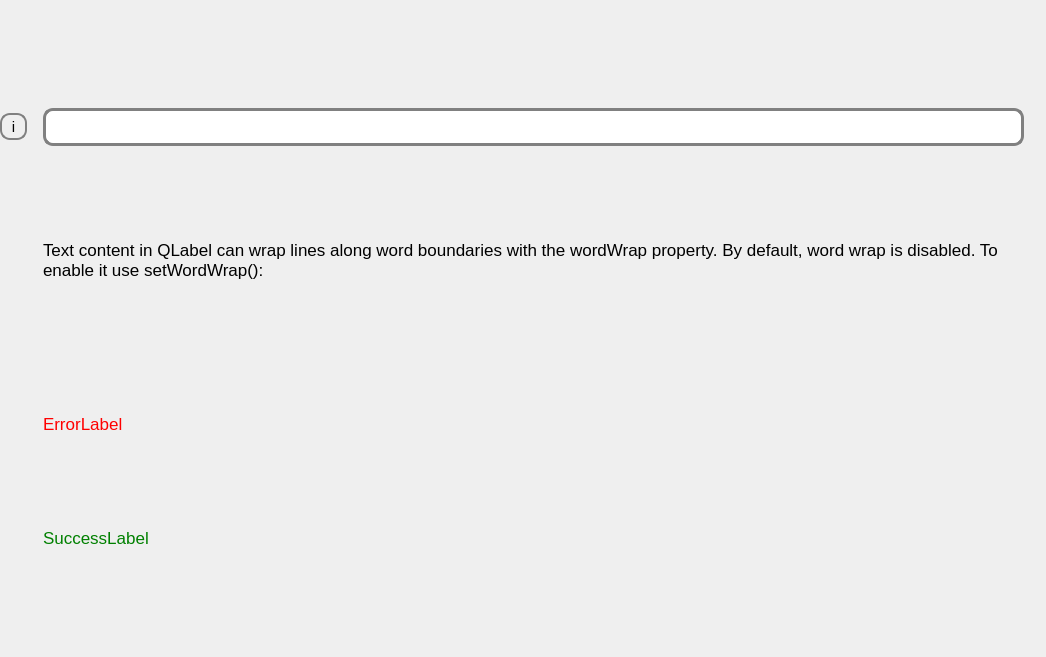
b-lack/qgis-fim-plugin, file lfb_regeneration_wildlife_impact/gui/form/textfield.ui: the form before one commit.
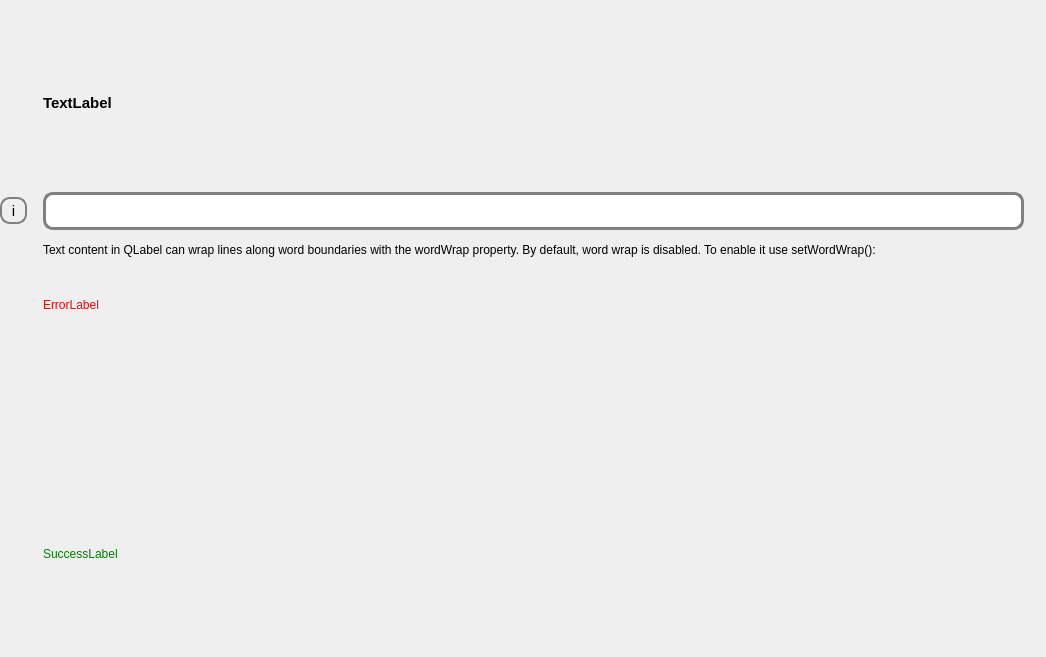
The form after the commit.

What changed in the file:
```diff
--- a/lfb_regeneration_wildlife_impact/gui/form/textfield.ui
+++ b/lfb_regeneration_wildlife_impact/gui/form/textfield.ui
@@ -32,46 +32,21 @@
    <property name="bottomMargin">
     <number>20</number>
    </property>
-   <item row="3" column="1">
+   <item row="4" column="1">
     <widget class="QLabel" name="lfbTextFieldSuccess">
-     <property name="sizePolicy">
-      <sizepolicy hsizetype="Preferred" vsizetype="Fixed">
-       <horstretch>0</horstretch>
-       <verstretch>0</verstretch>
-      </sizepolicy>
-     </property>
-     <property name="font">
-      <font>
-       <pointsize>13</pointsize>
-      </font>
-     </property>
      <property name="styleSheet">
       <string notr="true">color: green;</string>
      </property>
      <property name="text">
       <string>SuccessLabel</string>
      </property>
-     <property name="alignment">
-      <set>Qt::AlignLeading|Qt::AlignLeft|Qt::AlignTop</set>
-     </property>
      <property name="wordWrap">
       <bool>true</bool>
      </property>
     </widget>
    </item>
-   <item row="2" column="1">
+   <item row="3" column="1">
     <widget class="QLabel" name="lfbTextFieldError">
-     <property name="sizePolicy">
-      <sizepolicy hsizetype="Preferred" vsizetype="Fixed">
-       <horstretch>0</horstretch>
-       <verstretch>0</verstretch>
-      </sizepolicy>
-     </property>
-     <property name="font">
-      <font>
-       <pointsize>13</pointsize>
-      </font>
-     </property>
      <property name="styleSheet">
       <string notr="true">color: red;</string>
      </property>
@@ -86,7 +61,7 @@
      </property>
     </widget>
    </item>
-   <item row="1" column="1">
+   <item row="2" column="1">
     <widget class="QLabel" name="lfbTextFieldHelp">
      <property name="sizePolicy">
       <sizepolicy hsizetype="Preferred" vsizetype="Fixed">
@@ -94,28 +69,17 @@
        <verstretch>0</verstretch>
       </sizepolicy>
      </property>
-     <property name="font">
-      <font>
-       <pointsize>13</pointsize>
-      </font>
-     </property>
      <property name="text">
       <string>Text content in QLabel can wrap lines along word boundaries with the wordWrap property. By default, word wrap is disabled. To enable it use setWordWrap():
 
 </string>
      </property>
-     <property name="alignment">
-      <set>Qt::AlignLeading|Qt::AlignLeft|Qt::AlignTop</set>
-     </property>
      <property name="wordWrap">
       <bool>true</bool>
      </property>
-     <property name="margin">
-      <number>0</number>
-     </property>
     </widget>
    </item>
-   <item row="0" column="1">
+   <item row="1" column="1">
     <widget class="QLineEdit" name="lfbTextField">
      <property name="sizePolicy">
       <sizepolicy hsizetype="MinimumExpanding" vsizetype="Fixed">
@@ -147,7 +111,7 @@
      </property>
     </widget>
    </item>
-   <item row="0" column="2">
+   <item row="1" column="2">
     <widget class="QLabel" name="lfbTextFieldUnit">
      <property name="font">
       <font>
@@ -160,7 +124,7 @@
      </property>
     </widget>
    </item>
-   <item row="0" column="0">
+   <item row="1" column="0">
     <widget class="QToolButton" name="lfbTextFieldDescriptionBtn">
      <property name="font">
       <font>
@@ -187,6 +151,20 @@
      </property>
     </widget>
    </item>
+   <item row="0" column="1">
+    <widget class="QLabel" name="lfbTextFieldLabel">
+     <property name="font">
+      <font>
+       <pointsize>11</pointsize>
+       <weight>75</weight>
+       <bold>true</bold>
+      </font>
+     </property>
+     <property name="text">
+      <string>TextLabel</string>
+     </property>
+    </widget>
+   </item>
   </layout>
  </widget>
  <resources/>
```
